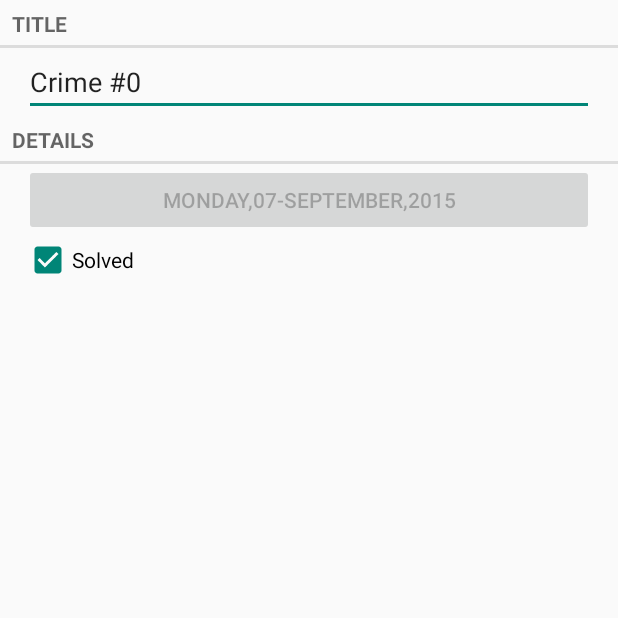
After one commit to unaor/CriminalIntent, an Android app: the CrimePagerActivity screen opened directly, with no data from a screen before it, on a phone screen of 412 x 824 dp, the top half of it. The commit adds this screen. Run offline under Robolectric (Android 15) with nearby library versions, the phone set to English and light mode, and no system bars.

Commit message:
finished ViewPager

```diff
--- a/CriminalIntent/src/main/AndroidManifest.xml
+++ b/CriminalIntent/src/main/AndroidManifest.xml
@@ -12,13 +12,14 @@
             android:label="@string/app_name" >
             <intent-filter>
                 <action android:name="android.intent.action.MAIN" />
+
                 <category android:name="android.intent.category.LAUNCHER" />
             </intent-filter>
         </activity>
 
         <activity
-                android:name=".activities.CrimeActivity"
-                android:label="@string/app_name" >
+            android:name=".activities.CrimePagerActivity"
+            android:label="@string/title_activity_crime_pager" >
         </activity>
     </application>
 
--- /dev/null
+++ b/CriminalIntent/src/main/java/com/datasol/criminalintent/activities/CrimePagerActivity.java
@@ -0,0 +1,66 @@
+package com.datasol.criminalintent.activities;
+
+import android.content.Context;
+import android.content.Intent;
+import android.support.v4.app.Fragment;
+import android.support.v4.app.FragmentActivity;
+import android.os.Bundle;
+import android.support.v4.app.FragmentManager;
+import android.support.v4.app.FragmentStatePagerAdapter;
+import android.support.v4.view.ViewPager;
+import android.view.Menu;
+import android.view.MenuItem;
+import com.datasol.criminalintent.R;
+import com.datasol.criminalintent.fragment.CrimeFragment;
+import com.datasol.criminalintent.model.Crime;
+import com.datasol.criminalintent.model.CrimeLab;
+
+import java.util.List;
+import java.util.UUID;
+
+public class CrimePagerActivity extends FragmentActivity {
+
+    private ViewPager mViewPager;
+    private List<Crime> mCrimes;
+    private static final String EXTRA_CRIME_ID = "com.datasol.criminalintent.crime_id";
+
+    @Override
+    protected void onCreate(Bundle savedInstanceState) {
+        super.onCreate(savedInstanceState);
+        setContentView(R.layout.activity_crime_pager);
+
+        UUID crimeId = (UUID) getIntent().getSerializableExtra(EXTRA_CRIME_ID);
+
+        mViewPager = (ViewPager) findViewById(R.id.activity_crime_pager_view_pager);
+        mCrimes = CrimeLab.get(this).getCrimes();
+
+        FragmentManager fragmentManager = getSupportFragmentManager();
+        mViewPager.setAdapter(new FragmentStatePagerAdapter(fragmentManager) {
+            @Override
+            public Fragment getItem(int position) {
+                Crime crime = mCrimes.get(position);
+                return CrimeFragment.newInstance(crime.getId());
+            }
+
+            @Override
+            public int getCount() {
+                return mCrimes.size();
+            }
+        });
+
+        for (int i = 0; i<mCrimes.size();i++){
+            if(mCrimes.get(i).getId().equals(crimeId)){
+                mViewPager.setCurrentItem(i);
+                break;
+            }
+        }
+    }
+
+    public static Intent newIntent(Context packageContext, UUID crimeId){
+        Intent intent = new Intent(packageContext, CrimePagerActivity.class);
+        intent.putExtra(EXTRA_CRIME_ID,crimeId);
+        return intent;
+    }
+
+
+}
--- a/CriminalIntent/src/main/java/com/datasol/criminalintent/fragment/CrimeFragment.java
+++ b/CriminalIntent/src/main/java/com/datasol/criminalintent/fragment/CrimeFragment.java
@@ -29,7 +29,7 @@ public class CrimeFragment extends Fragment {
 
     private Crime mCrime;
     private EditText mTitleField;
-    private final String TAG="CrimeFragment";
+    private final String TAG = "CrimeFragment";
     private Button mDateButton;
     private CheckBox mSolvedCheckBox;
 
@@ -67,7 +67,6 @@ public class CrimeFragment extends Fragment {
             @Override
             public void onTextChanged(CharSequence charSequence, int i, int i1, int i2) {
                 mCrime.setTitle(charSequence.toString());
-                Log.d(TAG, "Got the following from user : " + charSequence.toString());
             }
 
             @Override
--- /dev/null
+++ b/CriminalIntent/src/main/res/layout/activity_crime_pager.xml
@@ -0,0 +1,9 @@
+<android.support.v4.view.ViewPager xmlns:android="http://schemas.android.com/apk/res/android"
+                xmlns:tools="http://schemas.android.com/tools"
+                android:layout_width="match_parent"
+                android:layout_height="match_parent"
+                android:id="@+id/activity_crime_pager_view_pager">
+
+
+
+</android.support.v4.view.ViewPager>
--- a/CriminalIntent/src/main/res/values/strings.xml
+++ b/CriminalIntent/src/main/res/values/strings.xml
@@ -7,4 +7,5 @@
     <string name="crime_title_label">Title</string>
     <string name="crime_details_label">Details</string>
     <string name="crime_solved_label">Solved</string>
+    <string name="title_activity_crime_pager">CrimePagerActivity</string>
 </resources>
```
Also changed, not shown: CriminalIntent/src/main/java/com/datasol/criminalintent/activities/CrimeActivity.java (deleted, +0 -27 lines), CriminalIntent/src/main/java/com/datasol/criminalintent/fragment/CrimeListFragment.java (+10 -5 lines), CriminalIntent/src/main/res/menu/menu_crime_pager.xml (added, +9 -0 lines).
